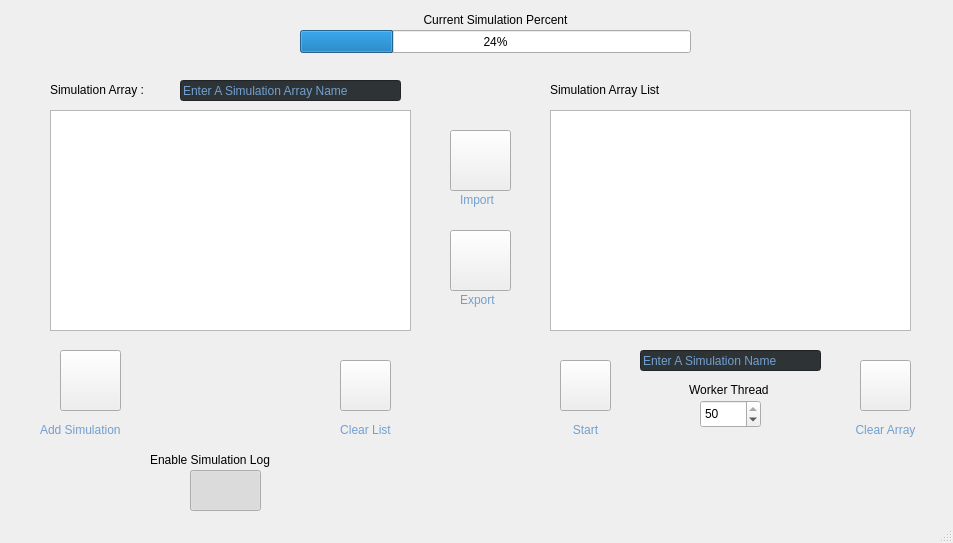
Qt form mainwindow.ui (electronicengine/MacSimulation) before a commit.
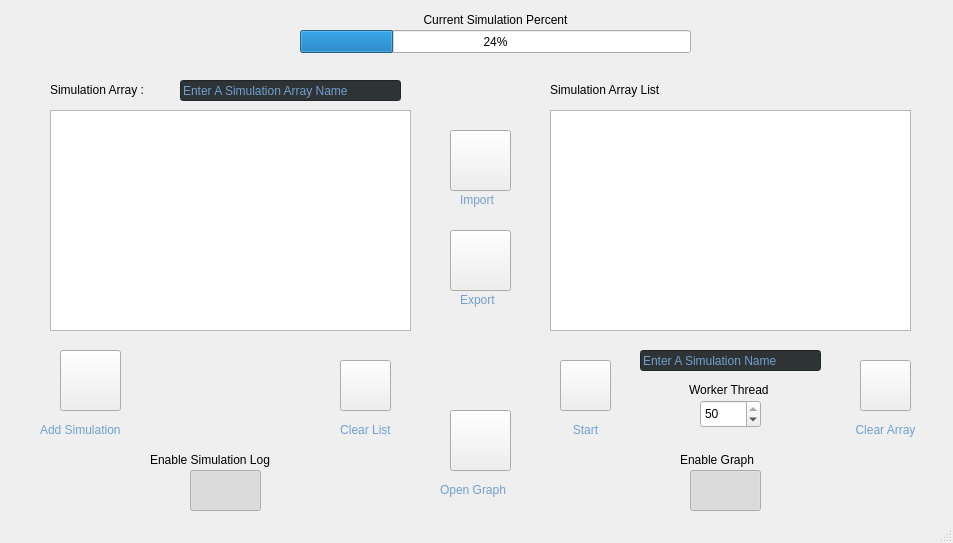
The same form after that commit. Icons and pictures are not drawn.

Commit message: show graph

The edit to the form file:
```diff
--- a/mainwindow.ui
+++ b/mainwindow.ui
@@ -920,6 +920,93 @@
      <bool>false</bool>
     </property>
    </widget>
+   <widget class="QPushButton" name="open_graph_button">
+    <property name="geometry">
+     <rect>
+      <x>450</x>
+      <y>410</y>
+      <width>61</width>
+      <height>61</height>
+     </rect>
+    </property>
+    <property name="styleSheet">
+     <string notr="true">#open_graph_button
+{
+border-image: url(:/images/show_unpressed.png);
+}
+#open_graph_button:pressed
+{
+border-image: url(:/images/show_pressed.png);
+}
+</string>
+    </property>
+    <property name="text">
+     <string/>
+    </property>
+   </widget>
+   <widget class="QLabel" name="label_18">
+    <property name="geometry">
+     <rect>
+      <x>440</x>
+      <y>480</y>
+      <width>91</width>
+      <height>19</height>
+     </rect>
+    </property>
+    <property name="styleSheet">
+     <string notr="true">color: rgb(114, 159, 207);</string>
+    </property>
+    <property name="text">
+     <string>Open Graph</string>
+    </property>
+   </widget>
+   <widget class="QLabel" name="label_19">
+    <property name="geometry">
+     <rect>
+      <x>680</x>
+      <y>450</y>
+      <width>101</width>
+      <height>19</height>
+     </rect>
+    </property>
+    <property name="text">
+     <string>Enable Graph</string>
+    </property>
+   </widget>
+   <widget class="QPushButton" name="enable_graph">
+    <property name="geometry">
+     <rect>
+      <x>690</x>
+      <y>470</y>
+      <width>71</width>
+      <height>41</height>
+     </rect>
+    </property>
+    <property name="styleSheet">
+     <string notr="true">#enable_graph:checked
+{
+border-image: url(:/images/toggle_button_on.png);
+}
+#enable_graph
+{
+border-image: url(:/images/toggle_button_off.png);
+}
+
+</string>
+    </property>
+    <property name="text">
+     <string/>
+    </property>
+    <property name="checkable">
+     <bool>true</bool>
+    </property>
+    <property name="checked">
+     <bool>true</bool>
+    </property>
+    <property name="autoRepeat">
+     <bool>false</bool>
+    </property>
+   </widget>
   </widget>
   <widget class="QStatusBar" name="statusbar"/>
   <action name="actionedit">
```
The commit also changes 5 other files.
